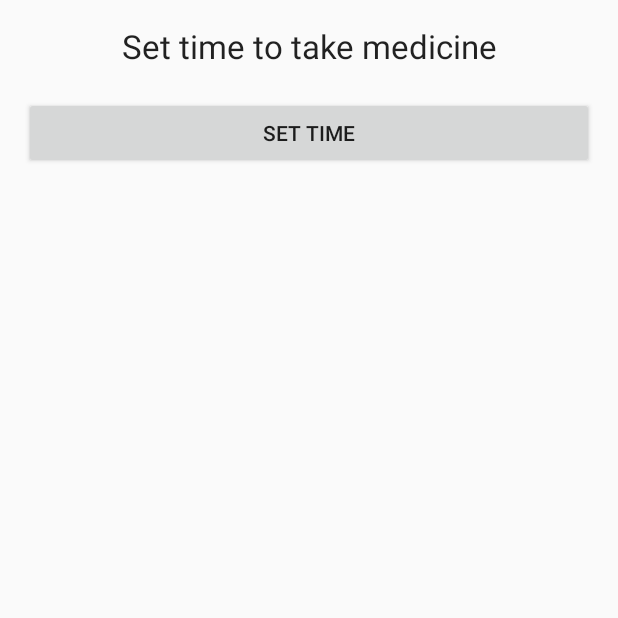
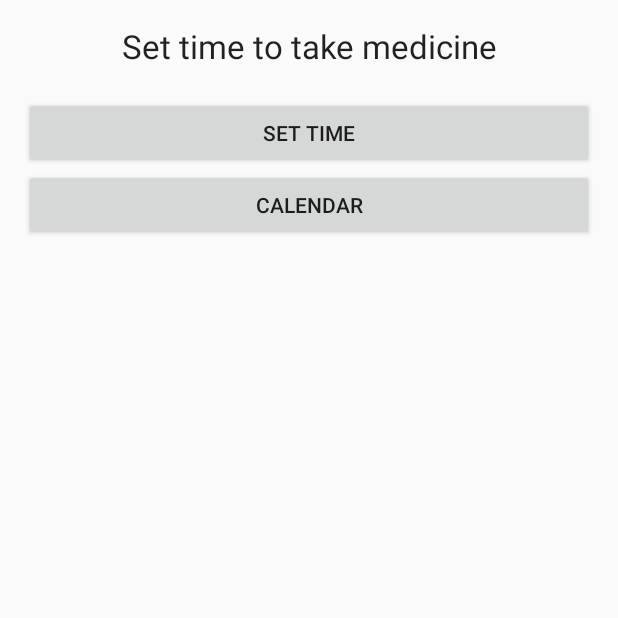
Before and after one commit to masterUNG/Test-Oct, an Android app: the screen it shows after launch (MainActivity), on a phone screen of 412 x 824 dp, the top half of it. Run offline under Robolectric (Android 15) with nearby library versions, the phone set to English and light mode, and no system bars.

Commit message:
Add Date finish

```diff
--- a/app/src/main/res/layout/activity_main.xml
+++ b/app/src/main/res/layout/activity_main.xml
@@ -26,6 +26,13 @@
         android:layout_height="wrap_content"
         android:text="Set Time" />
 
+    <Button
+        android:layout_width="match_parent"
+        android:layout_height="wrap_content"
+        android:text="Calendar"
+        android:id="@+id/button"
+        android:onClick="clickCalendar" />
+
     <ListView
         android:id="@+id/listView1"
         android:layout_width="match_parent"
```
Also changed, not shown: app/src/main/java/com/example/oak/test170416/MainActivity.java (+36 -7 lines).
